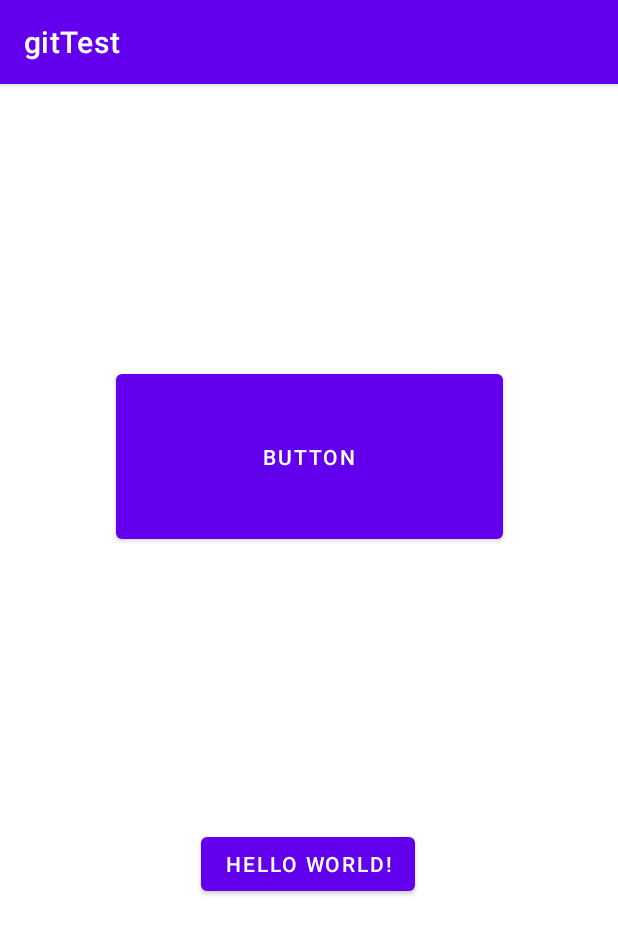
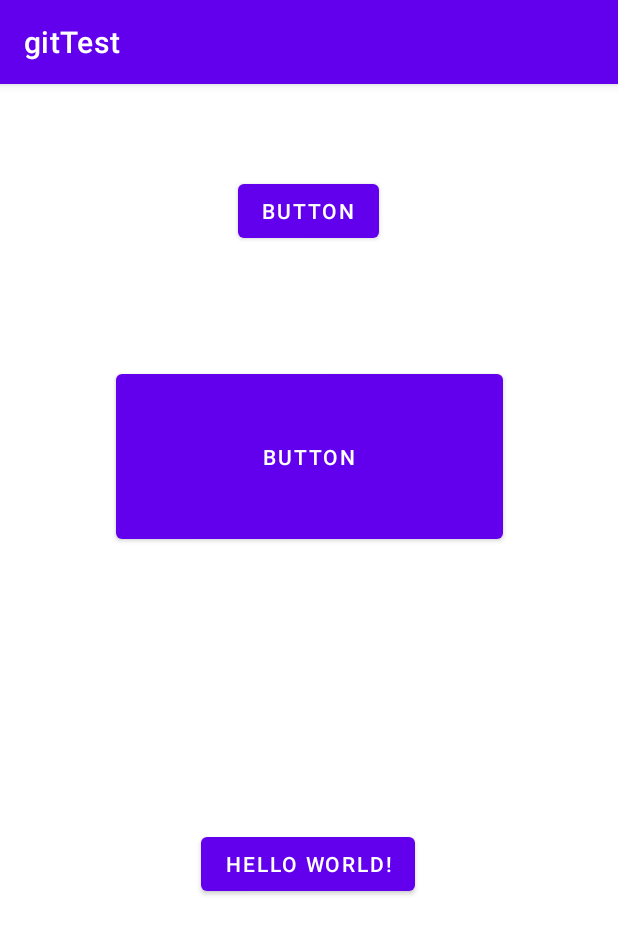
Before and after one commit to ShadyRamadan888/gitTest, an Android app: the screen it shows after launch (MainActivity), on a phone screen of 412 x 824 dp. Shown: the top 934 px of the screen. Run offline under Robolectric (Android 15) with nearby library versions, the phone set to English and light mode, and no system bars.

Commit message:
commit for sayed

```diff
--- a/app/src/main/res/layout/activity_main.xml
+++ b/app/src/main/res/layout/activity_main.xml
@@ -27,4 +27,17 @@
         app:layout_constraintStart_toStartOf="parent"
         app:layout_constraintTop_toTopOf="parent" />
 
+    <Button
+        android:id="@+id/button3"
+        android:layout_width="wrap_content"
+        android:layout_height="wrap_content"
+        android:layout_marginBottom="44dp"
+        android:text="Button"
+        app:layout_constraintBottom_toTopOf="@+id/button"
+        app:layout_constraintEnd_toEndOf="parent"
+        app:layout_constraintHorizontal_bias="0.498"
+        app:layout_constraintStart_toStartOf="parent"
+        app:layout_constraintTop_toTopOf="parent"
+        app:layout_constraintVertical_bias="0.636" />
+
 </androidx.constraintlayout.widget.ConstraintLayout>
```
